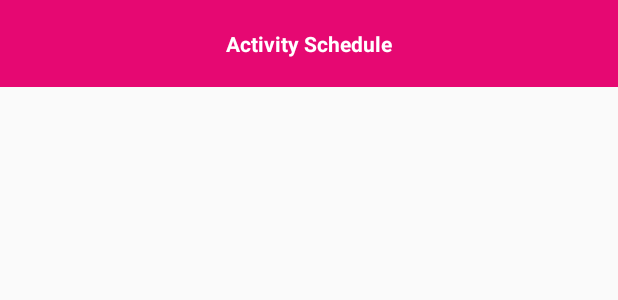
After one commit to TheVajs/FERI_project_semester_2, an Android app: the layout _custom_toolbar.xml on its own in the app's theme, with its tools: preview values and no code run, on a phone screen of 412 x 824 dp. The commit adds this screen. Shown: the top 300 px of the screen. Run offline under Robolectric (Android 15) with nearby library versions, the phone set to English and light mode, and no system bars.

```diff
--- a/app/src/main/res/layout/_custom_recycler_item.xml
+++ b/app/src/main/res/layout/_custom_recycler_item.xml
@@ -3,6 +3,7 @@
     xmlns:app="http://schemas.android.com/apk/res-auto"
     android:layout_width="match_parent"
     android:layout_height="wrap_content"
+    android:layout_margin="10dp"
     app:cardCornerRadius="4dp">
 
     <RelativeLayout
--- /dev/null
+++ b/app/src/main/res/layout/_custom_toolbar.xml
@@ -0,0 +1,53 @@
+<?xml version="1.0" encoding="utf-8"?>
+<android.support.v7.widget.Toolbar xmlns:android="http://schemas.android.com/apk/res/android"
+    xmlns:app="http://schemas.android.com/apk/res-auto"
+    android:id="@+id/toolbar"
+    android:layout_width="match_parent"
+    android:layout_height="58dp"
+    android:background="@color/_calender_week"
+    app:contentInsetEnd="0dp"
+    app:contentInsetLeft="0dp"
+    app:contentInsetRight="0dp"
+    app:contentInsetStart="0dp"
+    app:popupTheme="@style/ThemeOverlay.AppCompat.Light">
+
+
+    <RelativeLayout
+        android:layout_width="match_parent"
+        android:layout_height="match_parent"
+        android:gravity="center_vertical">
+
+        <ImageView
+            android:id="@+id/icon_toolbar_left"
+            android:layout_width="48dp"
+            android:layout_height="match_parent"
+            android:layout_alignParentLeft="true"
+            android:layout_alignParentStart="true"
+            android:background="?attr/selectableItemBackground"
+            android:contentDescription="TODO" />
+
+
+
+        <TextView
+            android:id="@+id/text_toolbar_title"
+            android:layout_width="match_parent"
+            android:layout_height="match_parent"
+            android:layout_toLeftOf="@+id/icon_toolbar_right"
+            android:layout_toRightOf="@+id/icon_toolbar_left"
+            android:gravity="center"
+            android:text="@string/app_name"
+            android:textColor="@color/_support_unselected"
+            android:textStyle="bold"/>
+
+
+        <ImageView
+            android:id="@+id/icon_toolbar_right"
+            android:layout_width="48dp"
+            android:layout_height="match_parent"
+            android:layout_alignParentEnd="true"
+            android:layout_alignParentRight="true"
+            android:background="?attr/selectableItemBackground"/>
+
+    </RelativeLayout>
+
+</android.support.v7.widget.Toolbar>
--- a/app/src/main/res/values/strings.xml
+++ b/app/src/main/res/values/strings.xml
@@ -1,3 +1,3 @@
 <resources>
-    <string name="app_name">Project Manager</string>
+    <string name="app_name">Activity Schedule</string>
 </resources>
--- a/app/src/main/res/values/styles.xml
+++ b/app/src/main/res/values/styles.xml
@@ -8,4 +8,6 @@
         <item name="colorAccent">@color/colorAccent</item>
     </style>
 
+
+
 </resources>
```
Also changed, not shown: app/src/main/java/com/example/feriproject/MainActivity.java (+90 -18 lines), app/src/main/java/com/example/feriproject/RecyclerItem.java (+8 -0 lines), app/src/main/java/com/example/feriproject/myAdapter.java (+23 -4 lines), app/src/main/res/layout/activity_main.xml (+39 -6 lines).
